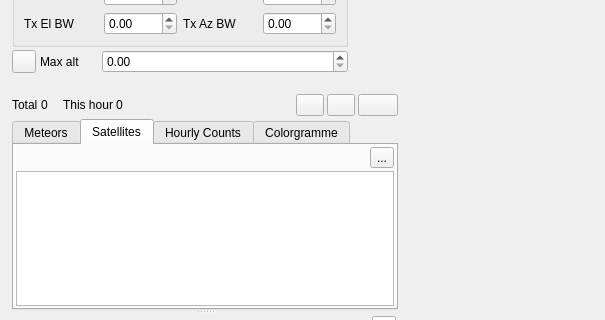
Qt form plugins/channelrx/meteor/meteorgui.ui (srcejon/sdrangel) before a commit; both pictures show x 0 to 605 and y 398 to 718 of the 605 by 1155 pixel window.
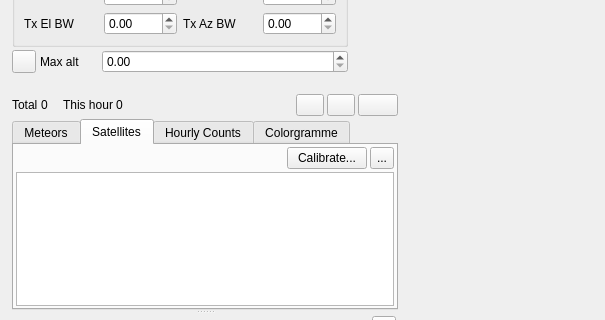
The same form after that commit. The open tabs and pages were chosen to show the change. Icons and pictures are not drawn. Custom widgets are drawn as their Qt base class.

Commit message: Add satellite timing and frequency calibration

What changed in the file:
```diff
--- a/plugins/channelrx/meteor/meteorgui.ui
+++ b/plugins/channelrx/meteor/meteorgui.ui
@@ -642,6 +642,16 @@
             </property>
            </spacer>
           </item>
+          <item>
+           <widget class="QPushButton" name="satelliteCalibration">
+            <property name="toolTip">
+             <string>Estimate timing offset and receiver frequency bias from satellite detections</string>
+            </property>
+            <property name="text">
+             <string>Calibrate...</string>
+            </property>
+           </widget>
+          </item>
           <item>
            <widget class="QToolButton" name="satelliteCatalogInfo">
             <property name="maximumSize">
```
The commit also changes 4 other files.
